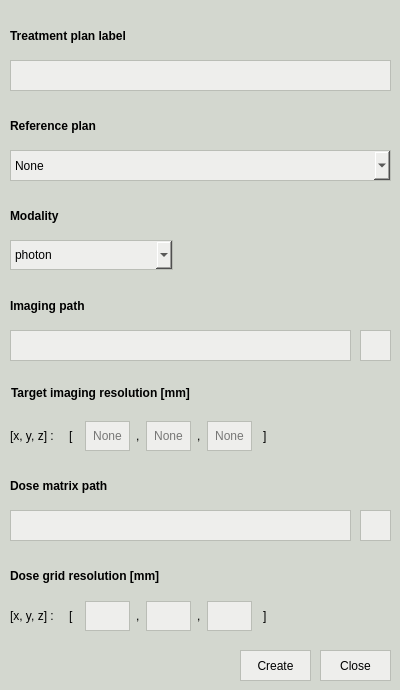
Old version of the form pyanno4rt/gui/designs/plan_creation_window.ui in the repository pyanno4rt/pyanno4rt.
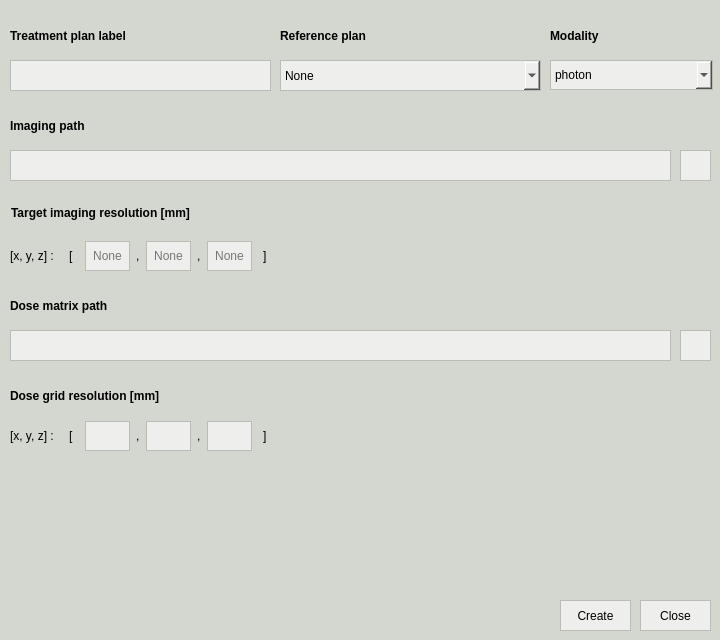
New version of the form. Icons and pictures are not drawn.

```diff
--- a/pyanno4rt/gui/designs/plan_creation_window.ui
+++ b/pyanno4rt/gui/designs/plan_creation_window.ui
@@ -9,20 +9,20 @@
    <rect>
     <x>0</x>
     <y>0</y>
-    <width>400</width>
-    <height>690</height>
+    <width>720</width>
+    <height>640</height>
    </rect>
   </property>
   <property name="minimumSize">
    <size>
-    <width>400</width>
-    <height>690</height>
+    <width>720</width>
+    <height>640</height>
    </size>
   </property>
   <property name="maximumSize">
    <size>
-    <width>400</width>
-    <height>690</height>
+    <width>720</width>
+    <height>640</height>
    </size>
   </property>
   <property name="windowTitle">
@@ -41,8 +41,8 @@
    <widget class="QPushButton" name="close_plan_pbutton">
     <property name="geometry">
      <rect>
-      <x>320</x>
-      <y>650</y>
+      <x>640</x>
+      <y>600</y>
       <width>71</width>
       <height>31</height>
      </rect>
@@ -63,8 +63,8 @@
    <widget class="QPushButton" name="create_plan_pbutton">
     <property name="geometry">
      <rect>
-      <x>240</x>
-      <y>650</y>
+      <x>560</x>
+      <y>600</y>
       <width>71</width>
       <height>31</height>
      </rect>
@@ -87,7 +87,7 @@
      <rect>
       <x>10</x>
       <y>20</y>
-      <width>381</width>
+      <width>261</width>
       <height>31</height>
      </rect>
     </property>
@@ -107,9 +107,9 @@
    <widget class="QLabel" name="new_plan_ref_label">
     <property name="geometry">
      <rect>
-      <x>10</x>
-      <y>110</y>
-      <width>381</width>
+      <x>280</x>
+      <y>20</y>
+      <width>261</width>
       <height>31</height>
      </rect>
     </property>
@@ -129,9 +129,9 @@
    <widget class="QComboBox" name="new_plan_ref_cbox">
     <property name="geometry">
      <rect>
-      <x>10</x>
-      <y>150</y>
-      <width>381</width>
+      <x>280</x>
+      <y>60</y>
+      <width>261</width>
       <height>31</height>
      </rect>
     </property>
@@ -158,7 +158,7 @@
      <rect>
       <x>10</x>
       <y>60</y>
-      <width>381</width>
+      <width>261</width>
       <height>31</height>
      </rect>
     </property>
@@ -172,8 +172,8 @@
    <widget class="QToolButton" name="new_img_path_tbutton">
     <property name="geometry">
      <rect>
-      <x>360</x>
-      <y>330</y>
+      <x>680</x>
+      <y>150</y>
       <width>31</width>
       <height>31</height>
      </rect>
@@ -216,8 +216,8 @@
     <property name="geometry">
      <rect>
       <x>10</x>
-      <y>290</y>
-      <width>381</width>
+      <y>110</y>
+      <width>321</width>
       <height>31</height>
      </rect>
     </property>
@@ -250,8 +250,8 @@
     <property name="geometry">
      <rect>
       <x>10</x>
-      <y>330</y>
-      <width>341</width>
+      <y>150</y>
+      <width>661</width>
       <height>31</height>
      </rect>
     </property>
@@ -277,8 +277,8 @@
    <widget class="QToolButton" name="new_dose_path_tbutton">
     <property name="geometry">
      <rect>
-      <x>360</x>
-      <y>510</y>
+      <x>680</x>
+      <y>330</y>
       <width>31</width>
       <height>31</height>
      </rect>
@@ -321,8 +321,8 @@
     <property name="geometry">
      <rect>
       <x>10</x>
-      <y>510</y>
-      <width>341</width>
+      <y>330</y>
+      <width>661</width>
       <height>31</height>
      </rect>
     </property>
@@ -349,8 +349,8 @@
     <property name="geometry">
      <rect>
       <x>10</x>
-      <y>470</y>
-      <width>381</width>
+      <y>290</y>
+      <width>321</width>
       <height>31</height>
      </rect>
     </property>
@@ -382,8 +382,8 @@
    <widget class="QLabel" name="new_modality_label">
     <property name="geometry">
      <rect>
-      <x>10</x>
-      <y>200</y>
+      <x>550</x>
+      <y>20</y>
       <width>163</width>
       <height>31</height>
      </rect>
@@ -422,8 +422,8 @@
    <widget class="QComboBox" name="new_modality_cbox">
     <property name="geometry">
      <rect>
-      <x>10</x>
-      <y>240</y>
+      <x>550</x>
+      <y>60</y>
       <width>163</width>
       <height>30</height>
      </rect>
@@ -470,8 +470,8 @@
     <property name="geometry">
      <rect>
       <x>10</x>
-      <y>560</y>
-      <width>381</width>
+      <y>380</y>
+      <width>331</width>
       <height>31</height>
      </rect>
     </property>
@@ -507,7 +507,7 @@
     <property name="geometry">
      <rect>
       <x>10</x>
-      <y>420</y>
+      <y>240</y>
       <width>333</width>
       <height>32</height>
      </rect>
@@ -783,8 +783,8 @@
     <property name="geometry">
      <rect>
       <x>11</x>
-      <y>380</y>
-      <width>347</width>
+      <y>200</y>
+      <width>331</width>
       <height>25</height>
      </rect>
     </property>
@@ -817,7 +817,7 @@
     <property name="geometry">
      <rect>
       <x>10</x>
-      <y>600</y>
+      <y>420</y>
       <width>333</width>
       <height>32</height>
      </rect>
```
